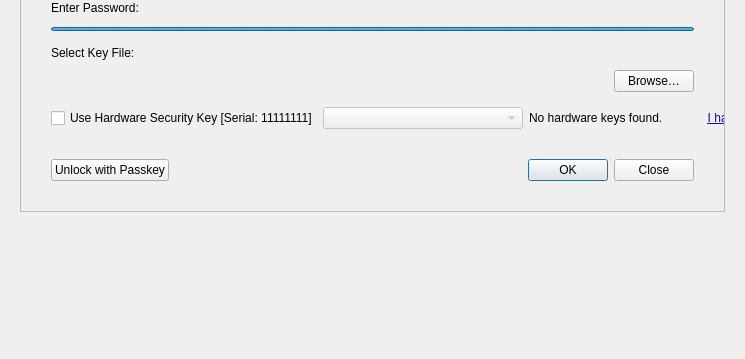
Qt form src/gui/DatabaseOpenWidget.ui (yyualvin/keepassonline) before a commit; both pictures show x 0 to 745 and y 185 to 544 of the 745 by 544 pixel window.
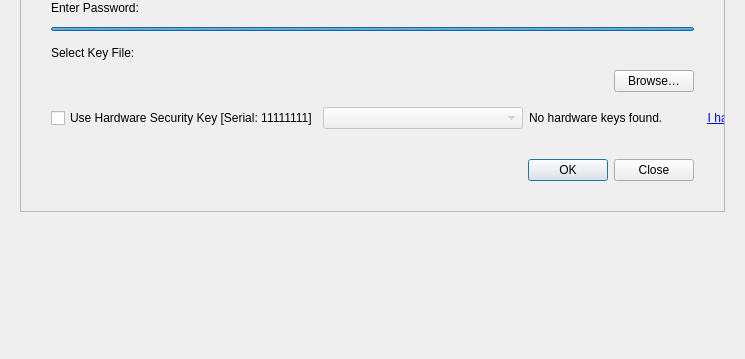
The same form after that commit. Custom widgets are drawn as their Qt base class.

Commit message:
feat(gui): Implement Quick Unlock feature for database access
- Removed legacy passkey unlock components and integrated Quick Unlock functionality.
- Updated UI elements to reflect changes in the Quick Unlock settings.
- Enhanced DatabaseOpenWidget and related classes to support Quick Unlock operations.
- Added new settings widget for Quick Unlock in the Database Settings dialog.
- Refactored code to streamline Quick Unlock key management and session handling.

```diff
--- a/src/gui/DatabaseOpenWidget.ui
+++ b/src/gui/DatabaseOpenWidget.ui
@@ -468,29 +468,6 @@
               <property name="bottomMargin">
                <number>5</number>
               </property>
-              <item>
-               <widget class="QPushButton" name="unlockWithPasskeyButton">
-                <property name="text">
-                 <string>Unlock with Passkey</string>
-                </property>
-                <property name="visible">
-                 <bool>false</bool>
-                </property>
-               </widget>
-              </item>
-              <item>
-               <spacer name="passkeyUnlockButtonSpacer">
-                <property name="orientation">
-                 <enum>Qt::Horizontal</enum>
-                </property>
-                <property name="sizeHint" stdset="0">
-                 <size>
-                  <width>40</width>
-                  <height>20</height>
-                 </size>
-                </property>
-               </spacer>
-              </item>
               <item alignment="Qt::AlignRight">
                <widget class="QDialogButtonBox" name="buttonBox">
                 <property name="focusPolicy">
```
The commit also changes 25 other files.
